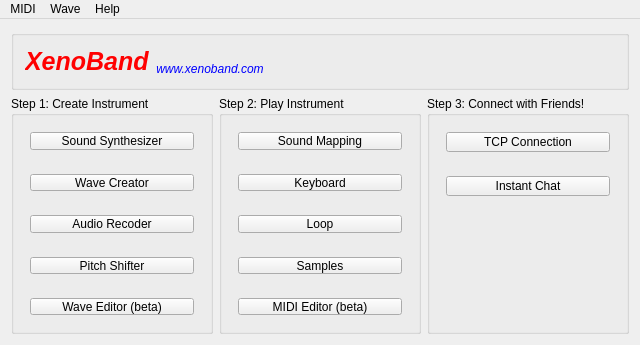
The window that XenoBand/mainwindow.ui (LouieTian0209/XenoBand) describes before a commit, drawn with Qt 5.
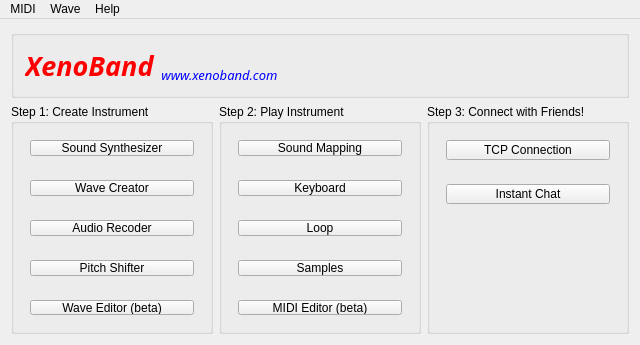
The same window after the commit.

The edit to the form file:
```diff
--- a/XenoBand/mainwindow.ui
+++ b/XenoBand/mainwindow.ui
@@ -50,9 +50,17 @@
       <layout class="QHBoxLayout" name="horizontalLayout">
        <item alignment="Qt::AlignBottom">
         <widget class="QLabel" name="label">
+         <property name="font">
+          <font>
+           <family>Rockwell</family>
+           <pointsize>20</pointsize>
+           <weight>75</weight>
+           <italic>true</italic>
+           <bold>true</bold>
+          </font>
+         </property>
          <property name="styleSheet">
-          <string notr="true">font: bold italic;
-font-size: 25px;
+          <string notr="true">font: 75 bold italic 20pt &quot;Rockwell&quot;;
 color: red;</string>
          </property>
          <property name="text">
@@ -83,10 +91,19 @@
            <height>20</height>
           </size>
          </property>
+         <property name="font">
+          <font>
+           <family>Bodoni MT</family>
+           <pointsize>10</pointsize>
+           <weight>9</weight>
+           <italic>true</italic>
+           <bold>false</bold>
+          </font>
+         </property>
          <property name="styleSheet">
-          <string notr="true">border: none;
+          <string notr="true">font: 75 italic 10pt &quot;Bodoni MT&quot;;
 color: blue;
-font: italic;</string>
+border: none</string>
          </property>
          <property name="text">
           <string>www.xenoband.com</string>
```
Left out of the diff: 2 changed lines with no effect on the pictures.
